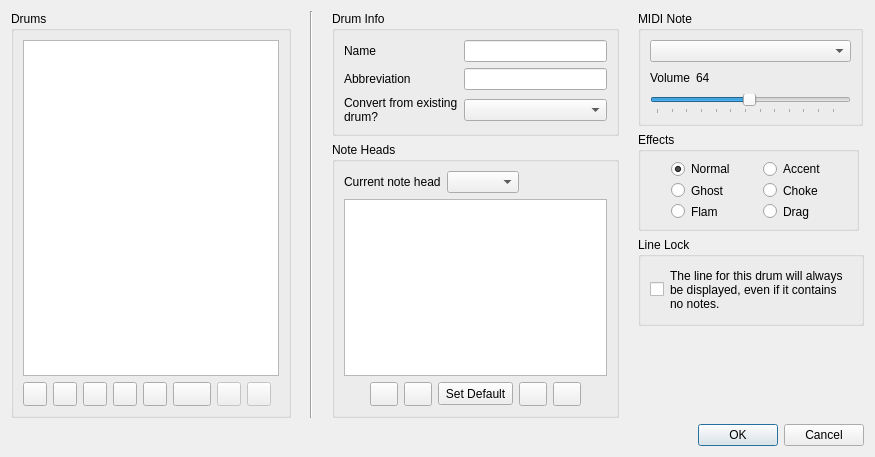
Above: src/GUI/editKit.ui from Whatang/DrumBurp before the change. Below: the same form after it.
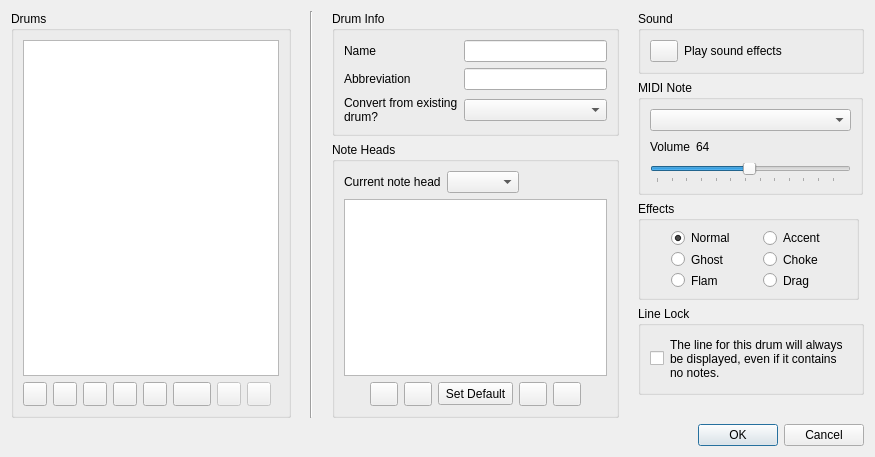
That is the form after the change. Icons and pictures are not drawn.

Commit message:
Add audio effects to kit edit GUI.
Fixes #155.
Fixes #144.

Patch:
```diff
--- a/src/GUI/editKit.ui
+++ b/src/GUI/editKit.ui
@@ -774,6 +774,52 @@
      </item>
      <item>
       <layout class="QVBoxLayout" name="verticalLayout_6">
+       <item>
+        <widget class="QGroupBox" name="groupBox_4">
+         <property name="title">
+          <string>Sound</string>
+         </property>
+         <layout class="QHBoxLayout" name="horizontalLayout_6">
+          <item>
+           <widget class="QPushButton" name="muteButton">
+            <property name="sizePolicy">
+             <sizepolicy hsizetype="Maximum" vsizetype="Fixed">
+              <horstretch>0</horstretch>
+              <verstretch>0</verstretch>
+             </sizepolicy>
+            </property>
+            <property name="maximumSize">
+             <size>
+              <width>28</width>
+              <height>24</height>
+             </size>
+            </property>
+            <property name="toolTip">
+             <string>Mute audio</string>
+            </property>
+            <property name="text">
+             <string/>
+            </property>
+            <property name="icon">
+             <iconset resource="DrumBurp.qrc">
+              <normaloff>:/Icons/Icons/audio-volume-medium.png</normaloff>
+              <normalon>:/Icons/Icons/audio-volume-muted.png</normalon>:/Icons/Icons/audio-volume-medium.png</iconset>
+            </property>
+            <property name="checkable">
+             <bool>true</bool>
+            </property>
+           </widget>
+          </item>
+          <item>
+           <widget class="QLabel" name="label_7">
+            <property name="text">
+             <string>Play sound effects</string>
+            </property>
+           </widget>
+          </item>
+         </layout>
+        </widget>
+       </item>
        <item>
         <widget class="QGroupBox" name="groupBox_3">
          <property name="sizePolicy">
```
The commit also changes 3 other files.
